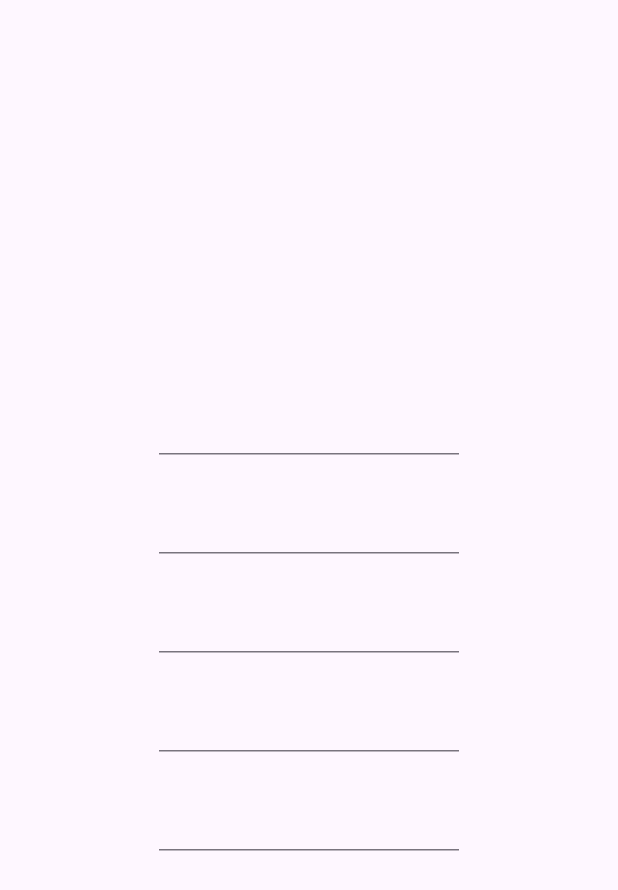
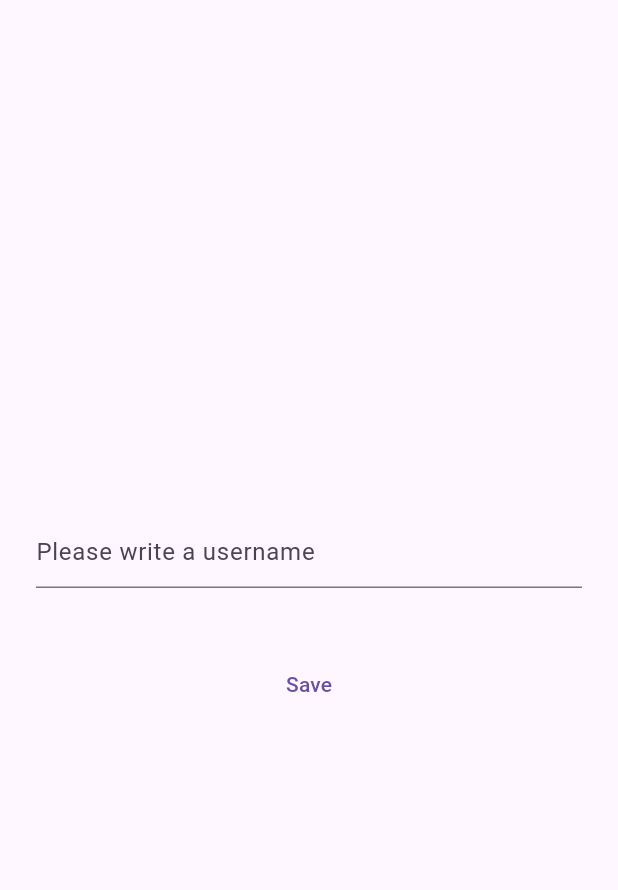
Before and after one commit to hhakimbek/layouthomework, a Flutter app: the screen it shows after launch, on a phone screen of 412 x 824 dp. Shown: the top 890 px of the screen. Run offline on Flutter 3.47's test engine with Material 3 defaults, Android fonts, the phone set to English and light mode, and no system bars.

Commit message:
TextForm field example2

```diff
--- a/lib/app.dart
+++ b/lib/app.dart
@@ -4,6 +4,7 @@ import 'package:myhomeapp/pages/splash_screen.dart';
 import 'package:myhomeapp/pages/split_screen.dart';
 import 'package:myhomeapp/pages/test.dart';
 import 'package:myhomeapp/pages/text_form_field_example.dart';
+import 'package:myhomeapp/pages/text_form_field_example2.dart';
 import 'package:myhomeapp/tasks/stl/my_stl.dart';
 
 
@@ -13,7 +14,7 @@ class MyApp extends StatelessWidget {
   @override
   Widget build(BuildContext context) {
     return MaterialApp(
-      home: TextFormFieldExample(),
+      home: TextFormFieldExample2(),
     );
   }
 }
--- /dev/null
+++ b/lib/pages/text_form_field_example2.dart
@@ -0,0 +1,115 @@
+import 'package:flutter/cupertino.dart';
+import 'package:flutter/material.dart';
+
+class TextFormFieldExample2 extends StatefulWidget {
+  const TextFormFieldExample2({super.key});
+
+  @override
+  State<TextFormFieldExample2> createState() => _TextFormFieldExample2State();
+}
+
+class _TextFormFieldExample2State extends State<TextFormFieldExample2> {
+  final TextEditingController controller = TextEditingController();
+  final GlobalKey<FormState> formKey = GlobalKey<FormState>();
+  String? forceErrorText;
+  bool isLoading = false;
+
+  @override
+  void dispose() {
+    controller.dispose();
+    super.dispose();
+  }
+
+  String? validator(String? value) {
+    if (value == null || value.isEmpty) {
+      return 'This field is required';
+    }
+    if (value.length != value.replaceAll(' ', '').length) {
+      return 'Username must not contain any spaces';
+    }
+    if (int.tryParse(value[0]) != null) {
+      return 'Username must not start with a number';
+    }
+    if (value.length <= 2) {
+      return 'Username should be at least 3 characters long';
+    }
+    return null;
+  }
+
+  void onChanged(String value) {
+    // Nullify forceErrorText if the input changed.
+    if (forceErrorText != null) {
+      setState(() {
+        forceErrorText = null;
+      });
+    }
+  }
+
+  Future<void> onSave() async {
+    // Providing a default value in case this was called on the
+    // first frame, the [fromKey.currentState] will be null.
+    final bool isValid = formKey.currentState?.validate() ?? false;
+    if (!isValid) {
+      return;
+    }
+
+    setState(() => isLoading = true);
+    final String? errorText = await validateUsernameFromServer(controller.text);
+
+    if (context.mounted) {
+      setState(() => isLoading = false);
+
+      if (errorText != null) {
+        setState(() {
+          forceErrorText = errorText;
+        });
+      }
+    }
+  }
+
+  @override
+  Widget build(BuildContext context) {
+    return Scaffold(
+      body: Padding(
+        padding: const EdgeInsets.symmetric(horizontal: 24.0),
+        child: Center(
+          child: Form(
+            key: formKey,
+            child: Column(
+              mainAxisAlignment: MainAxisAlignment.center,
+              children: <Widget>[
+                TextFormField(
+                  forceErrorText: forceErrorText,
+                  controller: controller,
+                  decoration: const InputDecoration(
+                    hintText: 'Please write a username',
+                  ),
+                  validator: validator,
+                  onChanged: onChanged,
+                ),
+                const SizedBox(height: 40.0),
+                if (isLoading)
+                  const CircularProgressIndicator()
+                else
+                  TextButton(onPressed: onSave, child: const Text('Save')),
+              ],
+            ),
+          ),
+        ),
+      ),
+    );
+  }
+}
+const Duration kFakeHttpRequestDuration = Duration(seconds: 3);
+Future<String?> validateUsernameFromServer(String username) async {
+  final Set<String> takenUsernames = <String>{'jack', 'alex'};
+
+  await Future<void>.delayed(kFakeHttpRequestDuration);
+
+  final bool isValid = !takenUsernames.contains(username);
+  if (isValid) {
+    return null;
+  }
+
+  return 'Username $username is already taken';
+}
```
